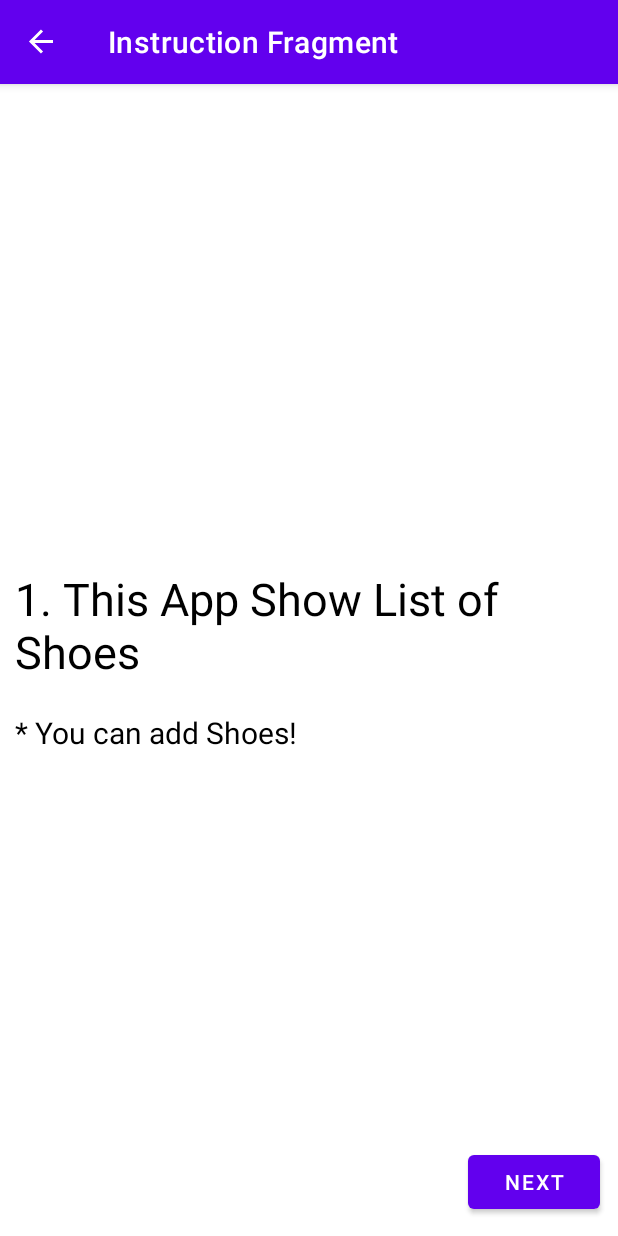
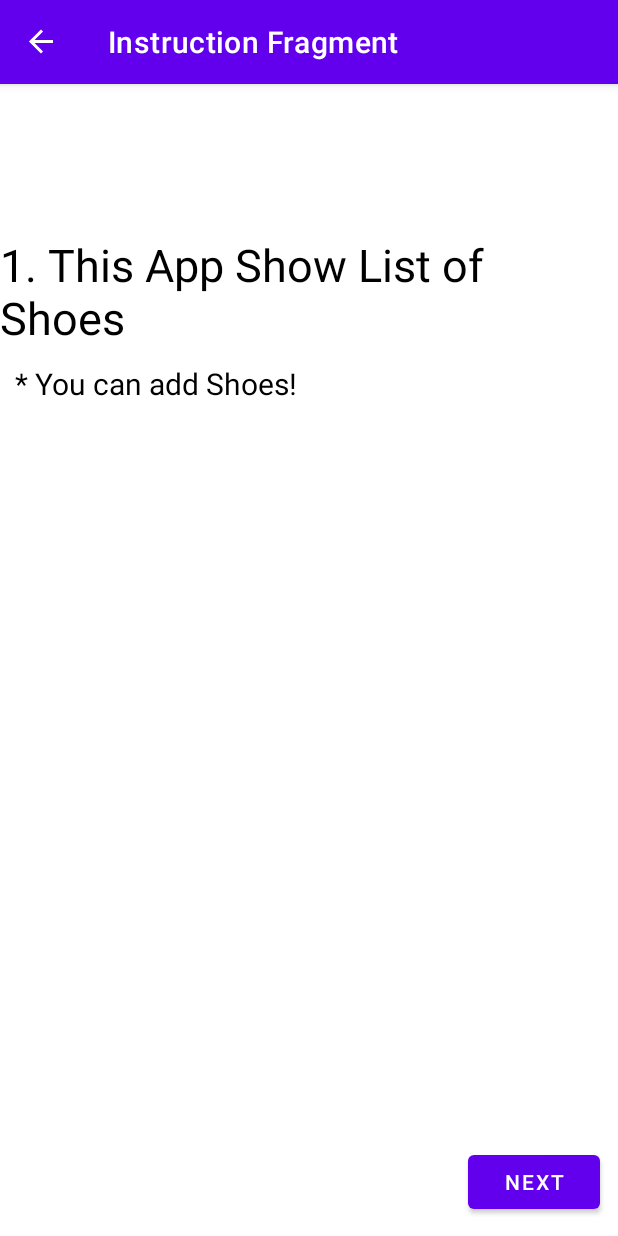
Before and after one commit to mad2021kr/Shoe_Store_Inventory_App, an Android app: the InstructionFragment screen opened through its navigation route, on a phone screen of 412 x 824 dp. Run offline under Robolectric (Android 15) with nearby library versions, the phone set to English and light mode, and no system bars; our stand-ins replace data binding, navigation-ui.

```diff
--- a/app/src/main/java/org/worldskills/shoestoreinventoryapp/ShoeDetail.kt
+++ b/app/src/main/java/org/worldskills/shoestoreinventoryapp/ShoeDetail.kt
@@ -1,3 +1,3 @@
 package org.worldskills.shoestoreinventoryapp
 
-data class ShoeDetail(var name: String, var company: String, var size: Int, var description: String)
+data class ShoeDetail(var name: String, var company: String, var size: String, var description: String)
--- a/app/src/main/res/layout/activity_main.xml
+++ b/app/src/main/res/layout/activity_main.xml
@@ -4,6 +4,7 @@
     xmlns:app="http://schemas.android.com/apk/res-auto"
     xmlns:tools="http://schemas.android.com/tools">
 
+    <!--I must use 'fragment'. So, I use FrameLayout-->
     <FrameLayout
         android:layout_width="match_parent"
         android:layout_height="match_parent"
--- a/app/src/main/res/layout/instruction_fragment.xml
+++ b/app/src/main/res/layout/instruction_fragment.xml
@@ -3,27 +3,24 @@
     xmlns:tools="http://schemas.android.com/tools"
     xmlns:app="http://schemas.android.com/apk/res-auto">
 
+    <!--ConstraintLayout is free-form and it can have the benefit of placement by relative positional relationship.-->
+    <!--So, I usually use ConstraintLayout for parent layout-->
     <androidx.constraintlayout.widget.ConstraintLayout
         android:layout_width="match_parent"
         android:layout_height="match_parent"
         tools:context=".InstructionFragment">
 
-        <LinearLayout
+        <TextView
+            android:id="@+id/textView"
             android:layout_width="wrap_content"
             android:layout_height="wrap_content"
-            android:orientation="vertical"
-            app:layout_constraintBottom_toBottomOf="parent"
+            android:layout_marginTop="100dp"
+            android:text="1. This App Show List of Shoes"
+            android:textColor="#000000"
+            android:textSize="30sp"
             app:layout_constraintEnd_toEndOf="parent"
             app:layout_constraintStart_toStartOf="parent"
-            app:layout_constraintTop_toTopOf="parent">
-
-            <TextView
-                android:layout_width="wrap_content"
-                android:layout_height="wrap_content"
-                android:layout_margin="10dp"
-                android:text="1. This App Show List of Shoes"
-                android:textColor="#000000"
-                android:textSize="30sp" />
+            app:layout_constraintTop_toTopOf="parent" />
 
         <TextView
             android:layout_width="wrap_content"
@@ -31,9 +28,9 @@
             android:layout_margin="10dp"
             android:text="* You can add Shoes!"
             android:textColor="#000000"
-                android:textSize="20sp"/>
-
-        </LinearLayout>
+            android:textSize="20sp"
+            app:layout_constraintStart_toStartOf="@+id/textView"
+            app:layout_constraintTop_toBottomOf="@+id/textView" />
 
         <Button
             android:id="@+id/next_btn"
--- a/app/src/main/res/layout/login_fragment.xml
+++ b/app/src/main/res/layout/login_fragment.xml
@@ -4,11 +4,15 @@
     xmlns:app="http://schemas.android.com/apk/res-auto"
     xmlns:tools="http://schemas.android.com/tools">
 
+    <!--ConstraintLayout is free-form and it can have the benefit of placement by relative positional relationship.-->
+    <!--So, I usually use ConstraintLayout for parent layout-->
     <androidx.constraintlayout.widget.ConstraintLayout
         android:layout_width="match_parent"
         android:layout_height="match_parent"
         tools:context=".LoginFragment">
 
+        <!--LinearLayout is The UI elements can be placed in a row, which is used due to the advantage of being able to construct a stable screen.-->
+        <!--This layout is used because it is good to tie the email label and EditText together vertically.-->
         <LinearLayout
             android:id="@+id/email_layout"
             android:layout_width="0dp"
@@ -36,6 +40,7 @@
 
         </LinearLayout>
 
+        <!--This layout is also as described in the code comment earlier.-->
         <LinearLayout
             android:id="@+id/password_layout"
             android:layout_width="0dp"
@@ -61,6 +66,7 @@
 
         </LinearLayout>
 
+        <!--This layout is also as described in the code comment earlier.-->
         <LinearLayout
             android:layout_width="wrap_content"
             android:layout_height="wrap_content"
--- a/app/src/main/res/layout/shoe_list_fragment.xml
+++ b/app/src/main/res/layout/shoe_list_fragment.xml
@@ -4,6 +4,8 @@
     xmlns:app="http://schemas.android.com/apk/res-auto"
     xmlns:tools="http://schemas.android.com/tools">
 
+    <!--ConstraintLayout is free-form and it can have the benefit of placement by relative positional relationship.-->
+    <!--So, I usually use ConstraintLayout for parent layout-->
     <androidx.constraintlayout.widget.ConstraintLayout
         android:layout_width="match_parent"
         android:layout_height="match_parent"
@@ -14,6 +16,8 @@
             android:layout_width="match_parent"
             android:layout_height="match_parent">
 
+            <!--I used it because it has a function that aligns vertically.-->
+            <!--That's how TextViews are dynamically aligned.-->
             <LinearLayout
                 android:id="@+id/add_area"
                 android:layout_width="wrap_content"
```
Also changed, not shown: app/src/main/java/org/worldskills/shoestoreinventoryapp/ShoeDetailFragment.kt (+13 -10 lines), app/src/main/java/org/worldskills/shoestoreinventoryapp/ShoeViewModel.kt (+6 -4 lines), app/src/main/res/layout/shoe_detail_fragment.xml (+15 -0 lines), app/src/main/res/layout/welcome_fragment.xml (+12 -14 lines), 7 other files. Lines whose indentation alone changed are shown as unchanged.
